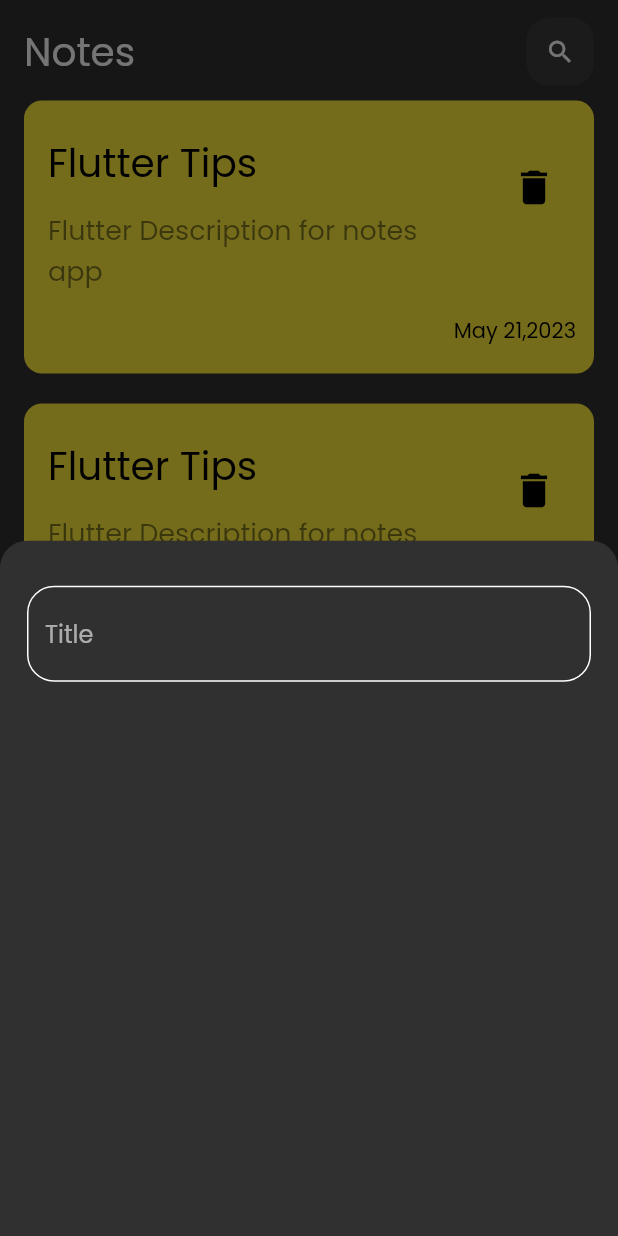
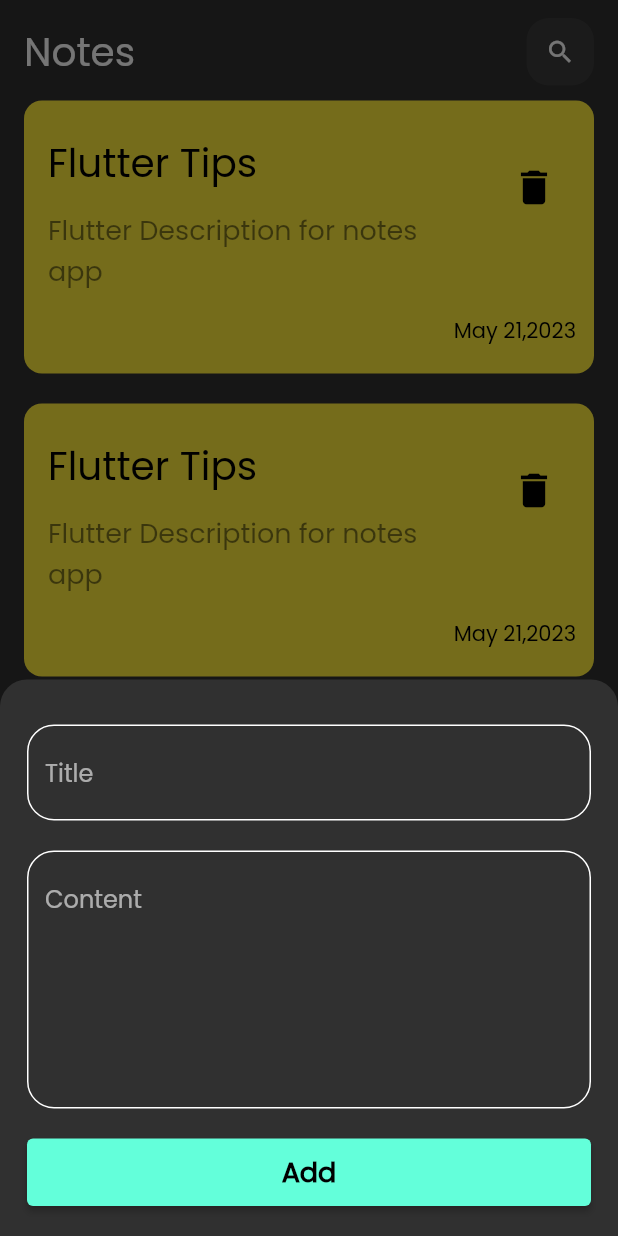
Before and after one commit to Moaz-Omran20/Note_Master, a Flutter app: the screen it shows after launch, after a tap on the "add" icon, on a phone screen of 412 x 824 dp. Run offline on Flutter 3.47's test engine with Material 2 defaults, Android fonts, the phone set to English and light mode, and no system bars.

Commit message:
finish bottom sheet

```diff
--- a/lib/views/widgets/add_note.dart
+++ b/lib/views/widgets/add_note.dart
@@ -1,4 +1,6 @@
 import 'package:flutter/material.dart';
+import 'package:note/constants/colors.dart';
+import 'package:note/views/widgets/custom_button.dart';
 
 import 'custom_textfield.dart';
 
@@ -9,11 +11,31 @@ class AddNote extends StatelessWidget {
   Widget build(BuildContext context) {
     return Padding(
       padding: const EdgeInsets.symmetric(horizontal: 18),
-      child: Column(
-        children: [
-          SizedBox(height: 30,),
-          CustomTextField(),
-        ],
+      child: SingleChildScrollView(
+        child: Column(
+          children: [
+            SizedBox(
+              height: 30,
+            ),
+            CustomTextField(
+              hintText: "Title",
+            ),
+            SizedBox(
+              height: 20,
+            ),
+            CustomTextField(
+              hintText: "Content",
+              maxLines: 6,
+            ),
+            SizedBox(
+              height: 20,
+            ),
+            CustomButton(),
+            SizedBox(
+              height: 20,
+            ),
+          ],
+        ),
       ),
     );
   }
--- /dev/null
+++ b/lib/views/widgets/custom_button.dart
@@ -0,0 +1,27 @@
+import 'package:flutter/material.dart';
+
+import '../../constants/colors.dart';
+
+class CustomButton extends StatelessWidget {
+  const CustomButton({Key? key}) : super(key: key);
+
+  @override
+  Widget build(BuildContext context) {
+    return SizedBox(
+      width: MediaQuery.sizeOf(context).width,
+      height: 45,
+      child: ElevatedButton(
+        style: ElevatedButton.styleFrom(backgroundColor: kPrimaryColor),
+        onPressed: () {},
+        child: Text(
+          'Add',
+          style: TextStyle(
+              color: Colors.black,
+              fontSize: 18,
+              fontWeight: FontWeight.bold
+          ),
+        ),
+      ),
+    );
+  }
+}
--- a/lib/views/widgets/custom_textfield.dart
+++ b/lib/views/widgets/custom_textfield.dart
@@ -2,14 +2,21 @@ import 'package:flutter/material.dart';
 import 'package:note/constants/colors.dart';
 
 class CustomTextField extends StatelessWidget {
-  const CustomTextField({Key? key}) : super(key: key);
+
+
+  String hintText;
+  int maxLines;
+
+
+  CustomTextField({super.key, required this.hintText,this.maxLines=1});
 
   @override
   Widget build(BuildContext context) {
     return TextField(
+      maxLines: maxLines,
       cursorColor: kPrimaryColor,
       decoration: InputDecoration(
-        hintText: 'Title',
+        hintText: hintText,
         border: buildOutlineInputBorder(),
         enabledBorder:buildOutlineInputBorder(),
         focusedBorder: buildOutlineInputBorder(kPrimaryColor),
```
